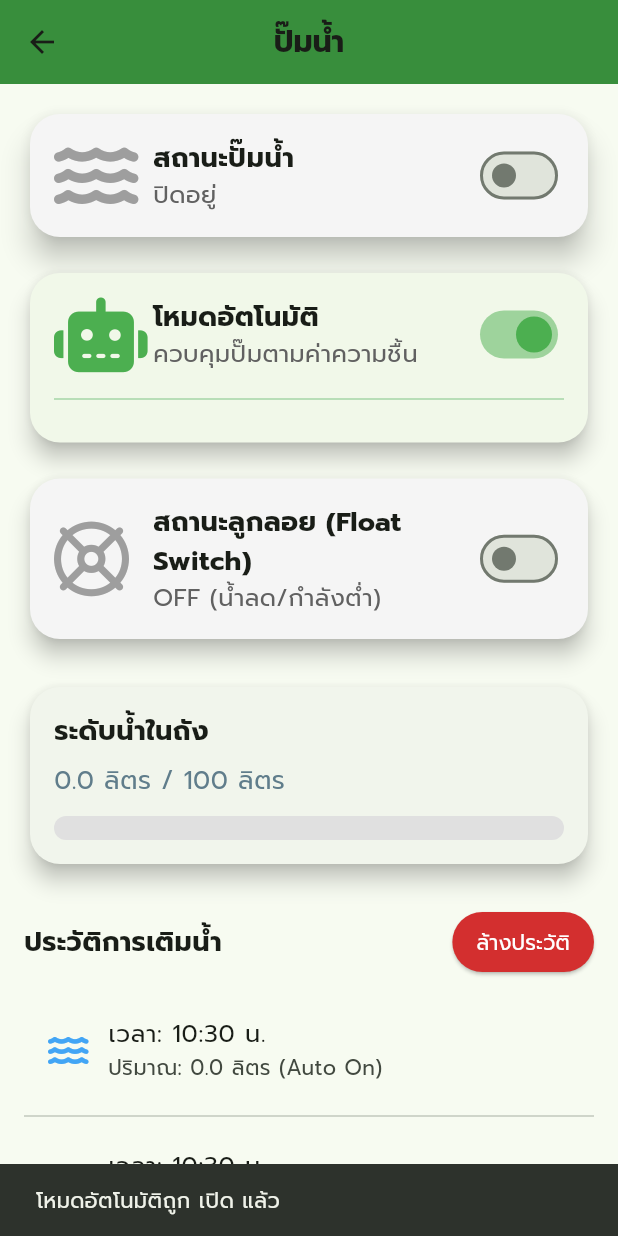
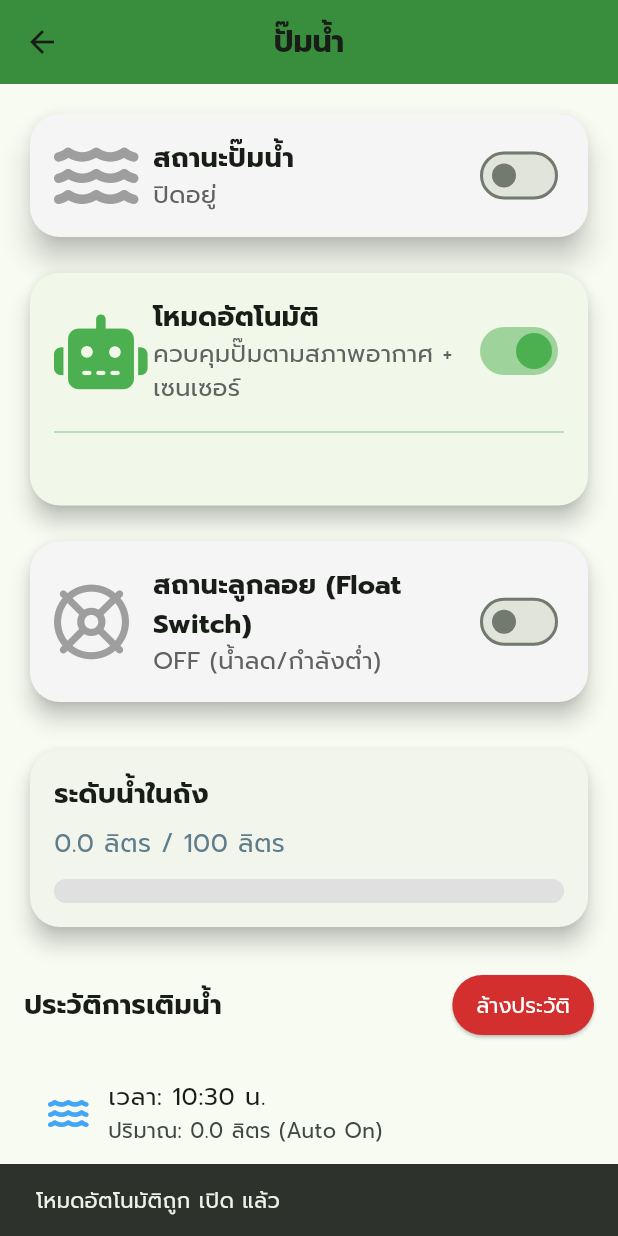
Before and after one commit to jestpro71-tech/project, a Flutter app: the PumpPage screen opened directly, after a tap on "สถานะปั๊มน้ำ", after a tap on "โหมดอัตโนมัติ", on a phone screen of 412 x 824 dp. Run offline on Flutter 3.47's test engine with Material 3 defaults, Android fonts, the phone set to English and light mode, and no system bars; our stand-ins replace cloud_firestore, firebase_core, firebase_database, flutter_map, font_awesome_flutter, latlong2 and 1 more; accounts and stored records are empty; network calls fail.

Commit message:
Latest Updated 23/11/2025

```diff
--- a/lib/screens/pump_page.dart
+++ b/lib/screens/pump_page.dart
@@ -1,37 +1,52 @@
 import 'dart:async';
+import 'dart:convert';
 import 'package:flutter/material.dart';
 import 'package:font_awesome_flutter/font_awesome_flutter.dart';
 import 'package:cloud_firestore/cloud_firestore.dart';
 import 'package:firebase_core/firebase_core.dart';
 import 'package:firebase_database/firebase_database.dart';
+import 'package:http/http.dart' as http;
+
+// 🔑 OpenWeather API Key
+const String kOpenWeatherApiKey = '7e0b123a7f044bb8111cac828f6aeb67';
 
 class PumpPage extends StatefulWidget {
   final double fontSize;
-  const PumpPage({super.key, this.fontSize = 16.0});
+
+  // ถ้ามี GPS จริงจากหน้าอื่น ส่งเข้ามาได้
+  final double? latitude;
+  final double? longitude;
+
+  const PumpPage({
+    super.key,
+    this.fontSize = 16.0,
+    this.latitude,
+    this.longitude,
+  });
 
   @override
   State<PumpPage> createState() => _PumpPageState();
 }
 
 class _PumpPageState extends State<PumpPage> {
-  // สถานะที่อ่านจาก Firestore/RTDB
-  bool pumpOn = false; // สถานะปั๊ม: อ่านจาก Firestore 'status'
-  bool auto = false; // โหมดอัตโนมัติ: อ่านจาก Firestore 'autoMode'
-  double waterLevel = 0.0; // ระดับน้ำ: อ่านจาก RTDB
-  double tankCapacity = 100.0; // ความจุถัง: อ่านจาก RTDB
-  bool floatSwitchOn = false; // สถานะลูกลอย: อ่านจาก RTDB
+  // ================= BASIC STATE =================
 
-  // ประวัติการเติมน้ำ: อ่านจาก Firestore Subcollection
+  bool pumpOn = false;          // สถานะปั๊ม
+  bool auto = false;            // โหมดอัตโนมัติ
+  double waterLevel = 0.0;      // ระดับน้ำในถัง
+  double tankCapacity = 100.0;  // ความจุถัง
+  bool floatSwitchOn = false;   // ลูกลอย
+
   List<Map<String, dynamic>> waterHistory = [];
 
-  // Firestore & Realtime Database Instances
+  // Firebase
   final FirebaseFirestore _firestore = FirebaseFirestore.instance;
   late final FirebaseDatabase _database;
 
   static const String rtdbUrl =
       'https://project-41b3d-default-rtdb.asia-southeast1.firebasedatabase.app';
 
-  // Stream Subscriptions
+  // Streams
   StreamSubscription<DatabaseEvent>? _waterLevelSubscription;
   StreamSubscription<DatabaseEvent>? _tankCapacitySubscription;
   StreamSubscription<DatabaseEvent>? _floatSwitchSubscription;
@@ -39,6 +54,15 @@ class _PumpPageState extends State<PumpPage> {
       _pumpStatusSubscription;
   StreamSubscription<QuerySnapshot<Map<String, dynamic>>>?
       _waterHistorySubscription;
+
+  // =============== WEATHER FORECAST ===============
+
+  List<dynamic> _forecast = [];
+  bool _isEvaluatingAuto = false;
+
+  // ถ้าไม่ได้ส่ง GPS จะใช้ค่าดีฟอลต์ = เชียงใหม่
+  double get _lat => widget.latitude ?? 18.7904;
+  double get _lon => widget.longitude ?? 98.9853;
 
   @override
   void initState() {
@@ -49,7 +73,7 @@ class _PumpPageState extends State<PumpPage> {
       databaseURL: rtdbUrl,
     );
 
-    // เริ่ม Listeners ทั้งหมด
+    // เริ่มฟังค่าจาก Firebase
     _listenToPumpStatus();
     _listenToWaterHistory();
     _listenToWaterLevel();
@@ -67,7 +91,7 @@ class _PumpPageState extends State<PumpPage> {
     super.dispose();
   }
 
-  // ---------- Helpers & Listeners (โค้ดเดิม) ----------
+  // =================== HELPERS ====================
 
   bool _parseBool(dynamic v) {
     if (v is bool) return v;
@@ -87,6 +111,8 @@ class _PumpPageState extends State<PumpPage> {
     setState(cb);
   }
 
+  // ================== LISTENERS ===================
+
   void _listenToPumpStatus() {
     _pumpStatusSubscription = _firestore
         .collection('devices')
@@ -98,9 +124,8 @@ class _PumpPageState extends State<PumpPage> {
           final data = snapshot.data();
           if (data != null) {
             _safeSetState(() {
-                  // อัปเดตสถานะปั๊มและโหมดอัตโนมัติตาม Firestore
-                  pumpOn = data['status'] == 'on'; //
-                  auto = data['autoMode'] ?? false; //
+              pumpOn = data['status'] == 'on';
+              auto = data['autoMode'] ?? false;
             });
           }
         }
@@ -152,6 +177,9 @@ class _PumpPageState extends State<PumpPage> {
         } else {
           _safeSetState(() => waterLevel = 0.0);
         }
+
+        // ทุกครั้งที่ระดับน้ำเปลี่ยน ให้ลองประเมิน Auto
+        _evaluateAutoPump();
       },
       onError: (error) {
         debugPrint("Error listening to water level: $error");
@@ -184,6 +212,9 @@ class _PumpPageState extends State<PumpPage> {
         final raw = event.snapshot.value;
         final next = _parseBool(raw);
         _safeSetState(() => floatSwitchOn = next);
+
+        // ถ้าลูกลอยเปลี่ยนสถานะ ให้ประเมิน Auto ใหม่
+        _evaluateAutoPump();
       },
       onError: (e) {
         debugPrint('FloatSwitch listener error: $e');
@@ -191,36 +222,134 @@ class _PumpPageState extends State<PumpPage> {
     );
   }
 
-  // ---------- Actions (เพิ่ม Logic บล็อกเมื่อ Auto Mode ทำงาน) ----------
+  // ========== WEATHER FORECAST & AUTO LOGIC ==========
+
+  Future<List<dynamic>> _fetchForecast() async {
+    final url =
+        'https://api.openweathermap.org/data/2.5/forecast?lat=$_lat&lon=$_lon&appid=$kOpenWeatherApiKey&units=metric&lang=th';
+
+    try {
+      final response = await http.get(Uri.parse(url));
+      debugPrint('🌦 Forecast status: ${response.statusCode}');
+      if (response.statusCode == 200) {
+        final data = jsonDecode(response.body);
+        final list = data['list'] as List<dynamic>;
+        _forecast = list;
+        return list;
+      } else {
+        return [];
+      }
+    } catch (e) {
+      debugPrint('Error fetching forecast: $e');
+      return [];
+    }
+  }
+
+  /// ตรวจว่ามีฝนไหมใน 12 ชั่วโมงข้างหน้า (ดึง 4 ช่วง x 3 ชั่วโมง)
+  bool _willRainSoon(List<dynamic> forecast) {
+    final int count = forecast.length < 4 ? forecast.length : 4;
+    for (int i = 0; i < count; i++) {
+      final f = forecast[i];
+      final String main =
+          f['weather'][0]['main'].toString().toLowerCase(); // Rain / Clouds
+      if (main.contains('rain')) return true;
+    }
+    return false;
+  }
+
+  /// ใช้ใน Auto Mode: ตัดสินใจเปิด/ปิดปั๊มจาก
+  /// - สถานะลูกลอย
+  /// - พยากรณ์ฝน
+  Future<void> _evaluateAutoPump() async {
+    if (!auto) return; // ไม่อยู่ในโหมด Auto ก็ไม่ต้องทำอะไร
+    if (_isEvaluatingAuto) return; // กันการเรียกซ้อน
+
+    _isEvaluatingAuto = true;
+
+    try {
+      // 1) โหลดพยากรณ์อากาศ
+      final forecast = await _fetchForecast();
+      if (forecast.isEmpty) {
+        debugPrint('Forecast empty, skip auto pump decision.');
+        _isEvaluatingAuto = false;
+        return;
+      }
+
+      final rainComing = _willRainSoon(forecast);
+      debugPrint('🌧 Rain coming soon? $rainComing');
+      debugPrint('💧 WaterLevel: $waterLevel / $tankCapacity');
+      debugPrint('🔵 FloatSwitch: $floatSwitchOn');
+
+      // 2) Logic ตัดสินใจ
+      if (floatSwitchOn) {
+        // น้ำเต็ม → ปิดปั๊ม
+        await _setPumpStatus(false, 'Auto: Float full');
+      } else if (rainComing) {
+        // ฝนกำลังจะตก → ปิดปั๊ม เก็บน้ำฝน
+        await _setPumpStatus(false, 'Auto: Rain forecast');
+      } else {
+        // ไม่มีฝน และน้ำยังไม่เต็ม → เปิดปั๊ม
+        await _setPumpStatus(true, 'Auto: Weather OK');
+      }
+    } catch (e) {
+      debugPrint('Error in _evaluateAutoPump: $e');
+    } finally {
+      _isEvaluatingAuto = false;
+    }
+  }
+
+  /// helper สำหรับสั่งสถานะปั๊มจาก Auto Logic
+  Future<void> _setPumpStatus(bool on, String mode) async {
+    // ลดการเขียนซ้ำ ถ้าสถานะเดิมเหมือนเดิมแล้ว
+    if (pumpOn == on && auto) return;
+
+    try {
+      await _firestore.collection('devices').doc('pump').set({
+        'status': on ? 'on' : 'off',
+        'autoMode': true,
+        'autoReason': mode,
+        'lastAutoUpdated': FieldValue.serverTimestamp(),
+      }, SetOptions(merge: true));
+
+      _safeSetState(() {
+        pumpOn = on;
+      });
+
+      if (on) {
+        await _addWaterHistory(mode);
+      }
+    } catch (e) {
+      debugPrint('Error setting pump status (auto): $e');
+    }
+  }
+
+  // =================== ACTIONS ====================
 
   Future<void> togglePump(bool value) async {
-    // *** Logic การบล็อกเมื่อ Auto Mode ทำงาน ***
+    // ถ้าอยู่ในโหมด Auto → ไม่ให้ควบคุมด้วยมือ
     if (auto) {
       ScaffoldMessenger.of(context).showSnackBar(
         SnackBar(
           content: Text(
-            '⚠️ ปิดปั๊มด้วยมือไม่ได้! ปั๊มถูกควบคุมโดยโหมดอัตโนมัติ (ความชื้น)',
+            '⚠️ ปิด/เปิดปั๊มด้วยมือไม่ได้!\nปั๊มถูกควบคุมโดยโหมดอัตโนมัติ',
             style: TextStyle(fontSize: widget.fontSize, fontFamily: 'Prompt'),
           ),
           backgroundColor: Colors.orange.shade700,
         ),
       );
-      // ต้อง set state กลับเพื่อให้ switch ไม่ขยับตามการแตะ
       _safeSetState(() => pumpOn = !value);
       return;
     }
 
-    // โค้ดเดิม: สั่งงานเมื่อ Auto Mode ถูกปิด
     _safeSetState(() {
       pumpOn = value;
-      // เนื่องจาก Auto ถูกปิดอยู่แล้ว จึงไม่ต้อง set auto = false ซ้ำ
     });
 
     try {
       await _firestore.collection('devices').doc('pump').set({
         'status': value ? 'on' : 'off',
         'autoMode': auto,
-        'lastManualUpdated': FieldValue.serverTimestamp(), // เปลี่ยนชื่อ Field ให้ชัดเจน
+        'lastManualUpdated': FieldValue.serverTimestamp(),
       }, SetOptions(merge: true));
 
       if (value) await _addWaterHistory('Manual');
@@ -229,8 +358,9 @@ class _PumpPageState extends State<PumpPage> {
         SnackBar(
           content: Text(
             'ปั๊มน้ำถูก ${value ? "เปิด" : "ปิด"} แล้ว',
-          style: TextStyle(fontFamily: 'Prompt'),
-        )),
+            style: const TextStyle(fontFamily: 'Prompt'),
+          ),
+        ),
       );
     } catch (e) {
       debugPrint("Error updating pump status: $e");
@@ -238,8 +368,9 @@ class _PumpPageState extends State<PumpPage> {
         SnackBar(
           content: Text(
             'ไม่สามารถอัปเดตสถานะปั๊มน้ำได้: $e',
-          style: TextStyle(fontFamily: 'Prompt'),
-        )),
+            style: const TextStyle(fontFamily: 'Prompt'),
+          ),
+        ),
       );
       _safeSetState(() => pumpOn = !value);
     }
@@ -248,35 +379,38 @@ class _PumpPageState extends State<PumpPage> {
   Future<void> toggleAuto() async {
     final bool nextAuto = !auto;
 
-    // หากเปิดโหมดอัตโนมัติ ต้องสั่งปิดปั๊มทันทีเพื่อส่งมอบการควบคุมให้ระบบอัตโนมัติ
+    try {
+      // ถ้าเปิด Auto และปั๊มยังเปิดอยู่ → ปิดก่อน
       if (nextAuto && pumpOn) {
         await _firestore.collection('devices').doc('pump').set({
-        'status': 'off', // สั่งปิดทันที
+          'status': 'off',
           'autoMode': nextAuto,
           'lastManualUpdated': FieldValue.serverTimestamp(),
         }, SetOptions(merge: true));
       }
 
-    // อัปเดต Auto Mode เท่านั้น
-    try {
       await _firestore.collection('devices').doc('pump').set({
         'autoMode': nextAuto,
-        'lastAutoModeToggle': FieldValue.serverTimestamp(), // เปลี่ยนชื่อ Field ให้ชัดเจน
+        'lastAutoModeToggle': FieldValue.serverTimestamp(),
       }, SetOptions(merge: true));
 
       _safeSetState(() {
         auto = nextAuto;
-        // pumpOn จะถูกอัปเดตอัตโนมัติโดย Listener
       });
 
-      if (nextAuto) await _addWaterHistory('Auto On');
+      if (nextAuto) {
+        await _addWaterHistory('Auto On');
+        // เมื่อเปิด Auto ให้ประเมินจากอากาศทันที
+        _evaluateAutoPump();
+      }
 
       ScaffoldMessenger.of(context).showSnackBar(
         SnackBar(
           content: Text(
             'โหมดอัตโนมัติถูก ${nextAuto ? "เปิด" : "ปิด"} แล้ว',
-          style: TextStyle(fontFamily: 'Prompt'),
-        )),
+            style: const TextStyle(fontFamily: 'Prompt'),
+          ),
+        ),
       );
     } catch (e) {
       debugPrint("Error updating auto mode: $e");
@@ -284,15 +418,16 @@ class _PumpPageState extends State<PumpPage> {
         SnackBar(
           content: Text(
             'ไม่สามารถอัปเดตโหมดอัตโนมัติได้: $e',
-          style: TextStyle(fontFamily: 'Prompt'),
-        )),
+            style: const TextStyle(fontFamily: 'Prompt'),
+          ),
+        ),
       );
     }
   }
 
-  // (ส่วน _addWaterHistory และ _clearWaterHistory ใช้โค้ดเดิม)
+  // ============== HISTORY / UTILS ==============
+
   Future<void> _addWaterHistory(String mode) async {
-    // ... (ใช้โค้ดเดิม) ...
     double currentWaterLevel = 0.0;
     try {
       final snapshot = await _database.ref('devices/pump/waterLevel').once();
@@ -371,8 +506,7 @@ class _PumpPageState extends State<PumpPage> {
     );
   }
 
-
-  // ---------- UI (มีการแก้ไข Switch ใน Card) ----------
+  // ====================== UI ======================
 
   @override
   Widget build(BuildContext context) {
@@ -523,7 +657,9 @@ class _PumpPageState extends State<PumpPage> {
                           : 'ปิดอยู่',
                       style: TextStyle(
                         fontSize: widget.fontSize,
-                        color: pumpOn ? Colors.teal.shade700 : Colors.grey.shade700,
+                        color: pumpOn
+                            ? Colors.teal.shade700
+                            : Colors.grey.shade700,
                         fontFamily: 'Prompt',
                       ),
                     ),
@@ -532,7 +668,6 @@ class _PumpPageState extends State<PumpPage> {
               ),
               Switch(
                 value: pumpOn,
-                // **แก้ไข:** เปลี่ยน activeThumbColor เป็น activeColor
                 activeColor: Colors.green,
                 onChanged: togglePump,
               ),
@@ -576,7 +711,9 @@ class _PumpPageState extends State<PumpPage> {
                           ),
                         ),
                         Text(
-                          auto ? 'ควบคุมปั๊มตามค่าความชื้น' : 'ควบคุมด้วยมือเท่านั้น',
+                          auto
+                              ? 'ควบคุมปั๊มตามสภาพอากาศ + เซนเซอร์'
+                              : 'ควบคุมด้วยมือเท่านั้น',
                           style: TextStyle(
                             fontSize: widget.fontSize,
                             color: Colors.grey.shade700,
@@ -588,7 +725,6 @@ class _PumpPageState extends State<PumpPage> {
                   ),
                   Switch(
                     value: auto,
-                    // **แก้ไข:** เปลี่ยน activeThumbColor เป็น activeColor
                     activeColor: Colors.green,
                     onChanged: (_) => toggleAuto(),
                   ),
@@ -598,6 +734,14 @@ class _PumpPageState extends State<PumpPage> {
                 const SizedBox(height: 10),
                 Divider(color: Colors.green.shade200),
                 const SizedBox(height: 5),
+                Text(
+                  '',
+                  style: TextStyle(
+                    fontSize: widget.fontSize - 2,
+                    color: Colors.green.shade700,
+                    fontFamily: 'Prompt',
+                  ),
+                ),
               ],
             ],
           ),
@@ -634,7 +778,9 @@ class _PumpPageState extends State<PumpPage> {
                     ),
                   ),
                   Text(
-                    floatSwitchOn ? 'ON (น้ำเต็ม/กำลังสูง)' : 'OFF (น้ำลด/กำลังต่ำ)',
+                    floatSwitchOn
+                        ? 'ON (น้ำเต็ม/กำลังสูง)'
+                        : 'OFF (น้ำลด/กำลังต่ำ)',
                     style: TextStyle(
                       fontSize: widget.fontSize,
                       color: Colors.grey.shade700,
@@ -647,8 +793,7 @@ class _PumpPageState extends State<PumpPage> {
             IgnorePointer(
               child: Switch(
                 value: floatSwitchOn,
-                // **แก้ไข:** เปลี่ยน activeThumbColor เป็น activeColor
-                activeColor: Colors.blue, // ใช้สีฟ้าให้เข้ากับน้ำ
+                activeColor: Colors.blue,
                 onChanged: (_) {},
               ),
             ),
```
Lines whose indentation alone changed are shown as unchanged.
